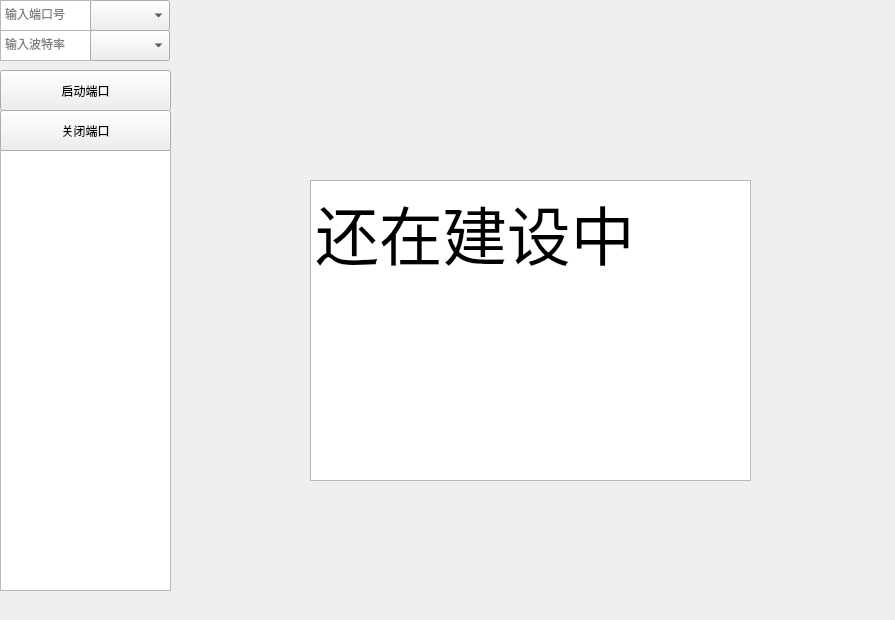
The window that Plot.ui (shaochang123/ui_pyside6) describes before a commit, drawn with Qt 5.
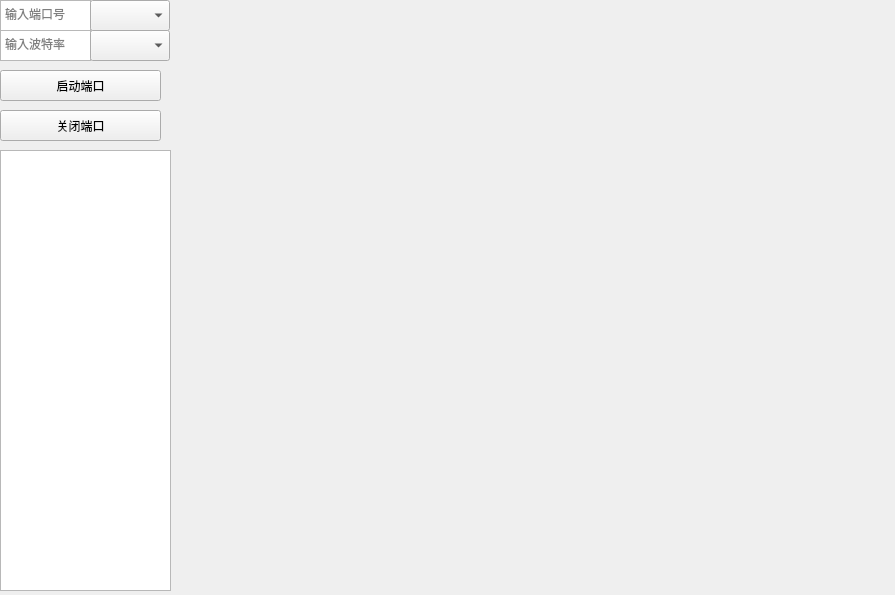
The same window after the commit.

```diff
--- a/Plot.ui
+++ b/Plot.ui
@@ -7,7 +7,7 @@
     <x>0</x>
     <y>0</y>
     <width>895</width>
-    <height>620</height>
+    <height>595</height>
    </rect>
   </property>
   <property name="windowTitle">
@@ -45,8 +45,8 @@
      <rect>
       <x>0</x>
       <y>70</y>
-      <width>171</width>
-      <height>41</height>
+      <width>161</width>
+      <height>31</height>
      </rect>
     </property>
     <property name="text">
@@ -88,36 +88,23 @@
      <rect>
       <x>0</x>
       <y>110</y>
-      <width>171</width>
-      <height>41</height>
+      <width>161</width>
+      <height>31</height>
      </rect>
     </property>
     <property name="text">
      <string>关闭端口</string>
     </property>
    </widget>
-   <widget class="QTextEdit" name="textEdit">
+   <widget class="QWidget" name="plotWidget" native="true">
     <property name="geometry">
      <rect>
-      <x>310</x>
-      <y>180</y>
-      <width>441</width>
-      <height>301</height>
+      <x>170</x>
+      <y>0</y>
+      <width>731</width>
+      <height>391</height>
      </rect>
     </property>
-    <property name="readOnly">
-     <bool>true</bool>
-    </property>
-    <property name="html">
-     <string>&lt;!DOCTYPE HTML PUBLIC &quot;-//W3C//DTD HTML 4.0//EN&quot; &quot;http://www.w3.org/TR/REC-html40/strict.dtd&quot;&gt;
-&lt;html&gt;&lt;head&gt;&lt;meta name=&quot;qrichtext&quot; content=&quot;1&quot; /&gt;&lt;meta charset=&quot;utf-8&quot; /&gt;&lt;style type=&quot;text/css&quot;&gt;
-p, li { white-space: pre-wrap; }
-hr { height: 1px; border-width: 0; }
-li.unchecked::marker { content: &quot;\2610&quot;; }
-li.checked::marker { content: &quot;\2612&quot;; }
-&lt;/style&gt;&lt;/head&gt;&lt;body style=&quot; font-family:'Microsoft YaHei UI'; font-size:9pt; font-weight:400; font-style:normal;&quot;&gt;
-&lt;p style=&quot; margin-top:0px; margin-bottom:0px; margin-left:0px; margin-right:0px; -qt-block-indent:0; text-indent:0px;&quot;&gt;&lt;span style=&quot; font-size:48pt;&quot;&gt;还在建设中&lt;/span&gt;&lt;/p&gt;&lt;/body&gt;&lt;/html&gt;</string>
-    </property>
    </widget>
   </widget>
  </widget>
```
